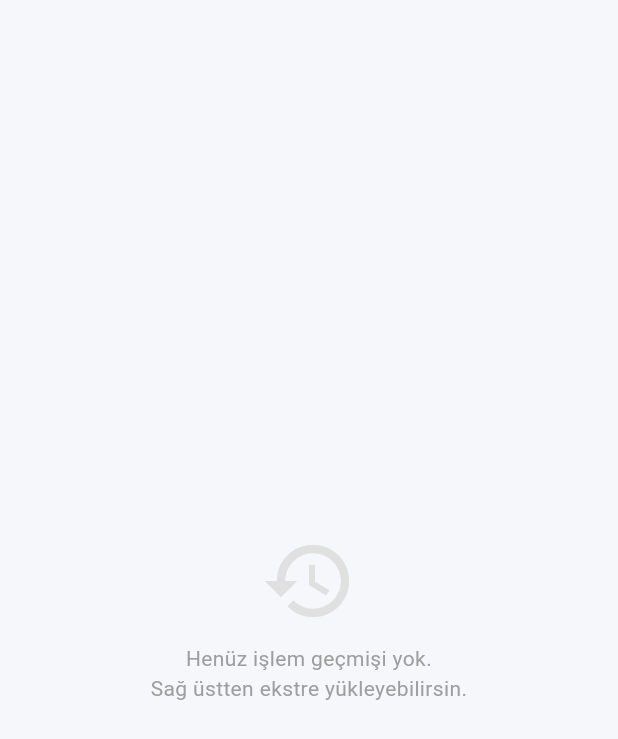
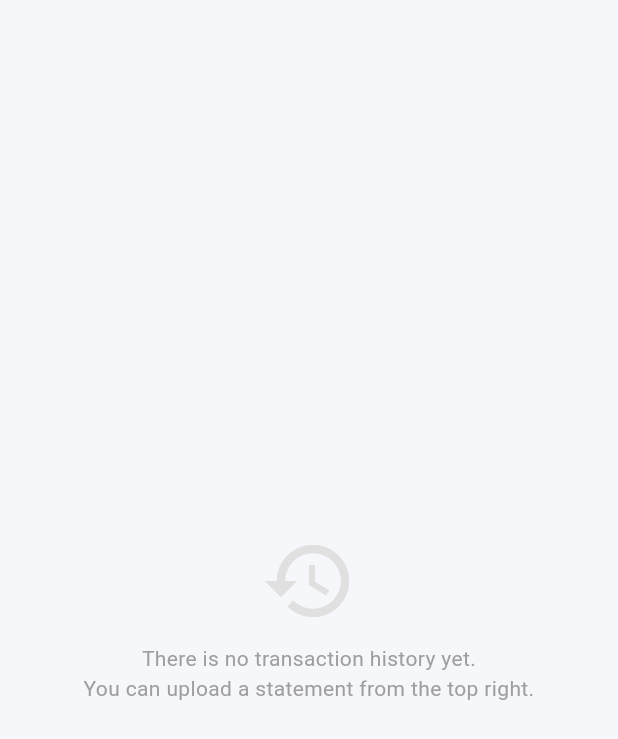
Before and after one commit to krlpsule/finora_, a Flutter app: the HistoryPage widget shown alone on an empty page, opened directly, on a phone screen of 412 x 824 dp. Shown: the top 739 px of the screen. Run offline on Flutter 3.47's test engine with Material 3 defaults, Android fonts, the light colour scheme and no system bars; our stand-ins replace cloud_firestore, csv, equatable, file_picker, firebase_auth, firebase_core and 7 more; missing offline and left inert: excel, syncfusion_flutter_pdf; accounts and stored records are empty.

Commit message:
Some bug fixes

```diff
--- a/smart_budget/lib/screens/main_screen.dart
+++ b/smart_budget/lib/screens/main_screen.dart
@@ -5,7 +5,7 @@ import 'dashboard.dart';
 import 'charts.dart';
 import 'ai_assistant.dart';
 import 'add_transaction.dart';
-import 'finora_/smart_budget/lib/widgets/import_statement_widget.dart';
+import '/widgets/import_statement_widget.dart';
 
 class HistoryPage extends StatelessWidget {
   final List<Map<String, dynamic>> transactions;
@@ -21,8 +21,10 @@ class HistoryPage extends StatelessWidget {
           children: [
             Icon(Icons.history, size: 64, color: Colors.grey[300]),
             SizedBox(height: 10),
-            Text('Henüz işlem geçmişi yok.\nSağ üstten ekstre yükleyebilirsin.',
-              textAlign: TextAlign.center, style: TextStyle(color: Colors.grey)),
+            Text(
+                'There is no transaction history yet.\nYou can upload a statement from the top right.',
+                textAlign: TextAlign.center,
+                style: TextStyle(color: Colors.grey)),
           ],
         ),
       );
@@ -32,7 +34,7 @@ class HistoryPage extends StatelessWidget {
       itemCount: transactions.length,
       itemBuilder: (context, index) {
         final tx = transactions[index];
-        final isExpense = tx['type'] == 'Gider';
+        final isExpense = tx['type'] == 'Expense';
 
         return Card(
           margin: EdgeInsets.symmetric(horizontal: 10, vertical: 4),
@@ -40,12 +42,12 @@ class HistoryPage extends StatelessWidget {
             leading: CircleAvatar(
               backgroundColor: isExpense ? Colors.red[50] : Colors.green[50],
               child: Icon(
-                isExpense ? Colors.arrow_downward : Colors.arrow_upward,
+                isExpense ? Icons.arrow_downward : Icons.arrow_upward,
                 color: isExpense ? Colors.red : Colors.green,
                 size: 20,
               ),
             ),
-            title: Text(tx['title'] ?? 'Bilinmiyor'),
+            title: Text(tx['title'] ?? 'Unknown'),
             subtitle: Text(tx['date'].toString()),
             trailing: Text(
               "${tx['amount']} TL",
@@ -123,15 +125,12 @@ class _MainScreenState extends State<MainScreen> {
           SizedBox(width: 10),
         ],
       ),
-
       body: pages[_selectedIndex],
-
       floatingActionButton: FloatingActionButton(
         onPressed: _openAddTransactionScreen,
         child: const Icon(Icons.add),
       ),
       floatingActionButtonLocation: FloatingActionButtonLocation.centerDocked,
-
       bottomNavigationBar: BottomNavigationBar(
         items: const <BottomNavigationBarItem>[
           BottomNavigationBarItem(icon: Icon(Icons.home), label: 'Dashboard'),
--- a/smart_budget/lib/widgets/import_statement_widget.dart
+++ b/smart_budget/lib/widgets/import_statement_widget.dart
@@ -1,5 +1,5 @@
 import 'package:flutter/material.dart';
-import 'finora_/smart_budget/lib/services/statement_parser_service.dart';
+import '/services/statement_parser_service.dart';
 
 class ImportStatementWidget extends StatefulWidget {
   final Function(List<Map<String, dynamic>>) onDataLoaded;
```
